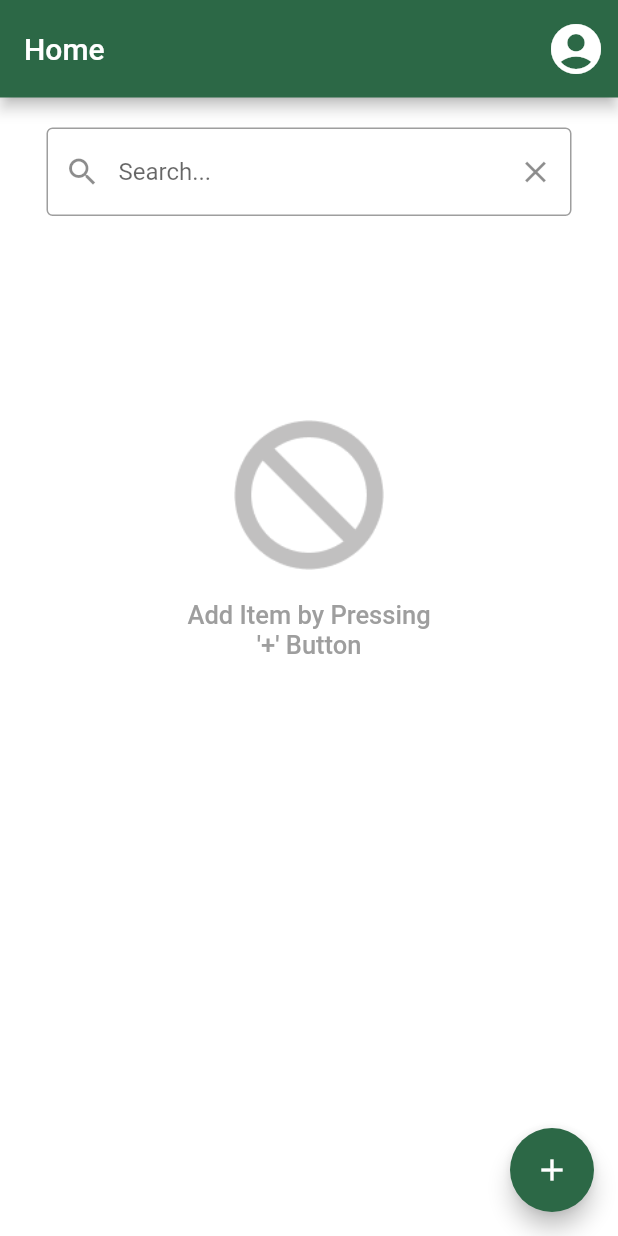
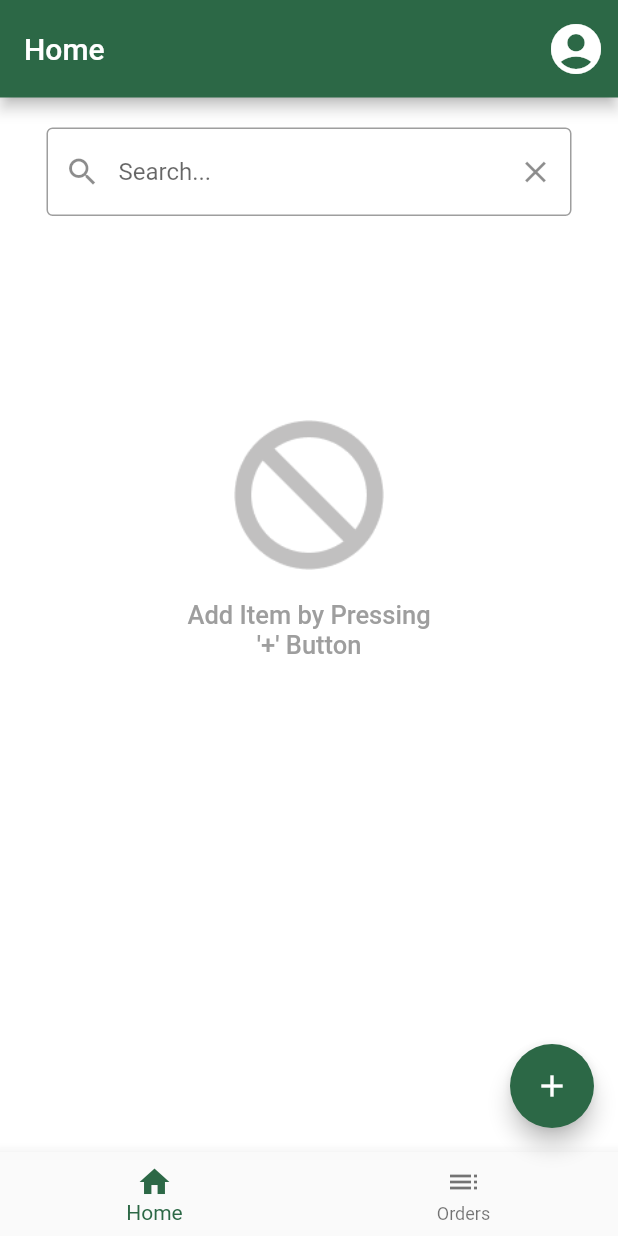
Before and after one commit to Ks1220/flutter_grocery, a Flutter app: the HomePage screen opened directly, on a phone screen of 412 x 824 dp. Run offline on Flutter 3.47's test engine with Material 2 defaults, Android fonts, the phone set to English and light mode, and no system bars; our stand-ins replace cloud_firestore, dotted_border, double_back_to_close_app, firebase_auth, firebase_core, firebase_storage and 3 more; missing offline and left inert: alphabet_scroll_view; accounts and stored records are empty.

```diff
--- a/lib/HomePage.dart
+++ b/lib/HomePage.dart
@@ -31,6 +31,8 @@ class _HomePageState extends State<HomePage> {
 
   late List groceries;
 
+  int _selectedIndex = 0;
+
   @override
   void initState() {
     super.initState();
@@ -43,6 +45,12 @@ class _HomePageState extends State<HomePage> {
   void dispose() {
     super.dispose();
     searchController.dispose();
+  }
+
+  void _onItemTapped(int index) {
+    setState(() {
+      _selectedIndex = index;
+    });
   }
 
   fetchGroceryItemList() async {
@@ -303,6 +311,22 @@ class _HomePageState extends State<HomePage> {
         backgroundColor: Color(0xff2C6846),
         child: Icon(Icons.add),
       ),
+      bottomNavigationBar: BottomNavigationBar(
+        currentIndex: _selectedIndex,
+        onTap: _onItemTapped,
+        selectedIconTheme: IconThemeData(color: Color(0xff2C6846)),
+        selectedItemColor: Color(0xff2C6846),
+        items: const <BottomNavigationBarItem>[
+          BottomNavigationBarItem(
+            icon: Icon(Icons.home),
+            label: 'Home',
+          ),
+          BottomNavigationBarItem(
+            icon: Icon(Icons.toc),
+            label: 'Orders',
+          ),
+        ],
+      ),
     );
   }
 }
```
